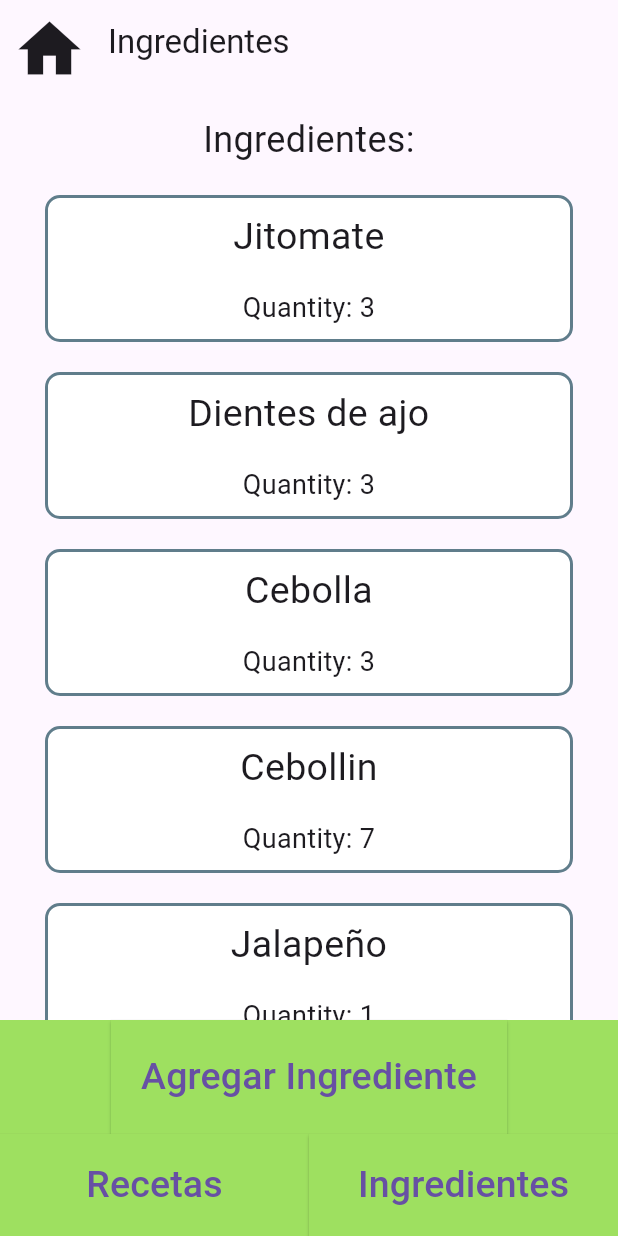
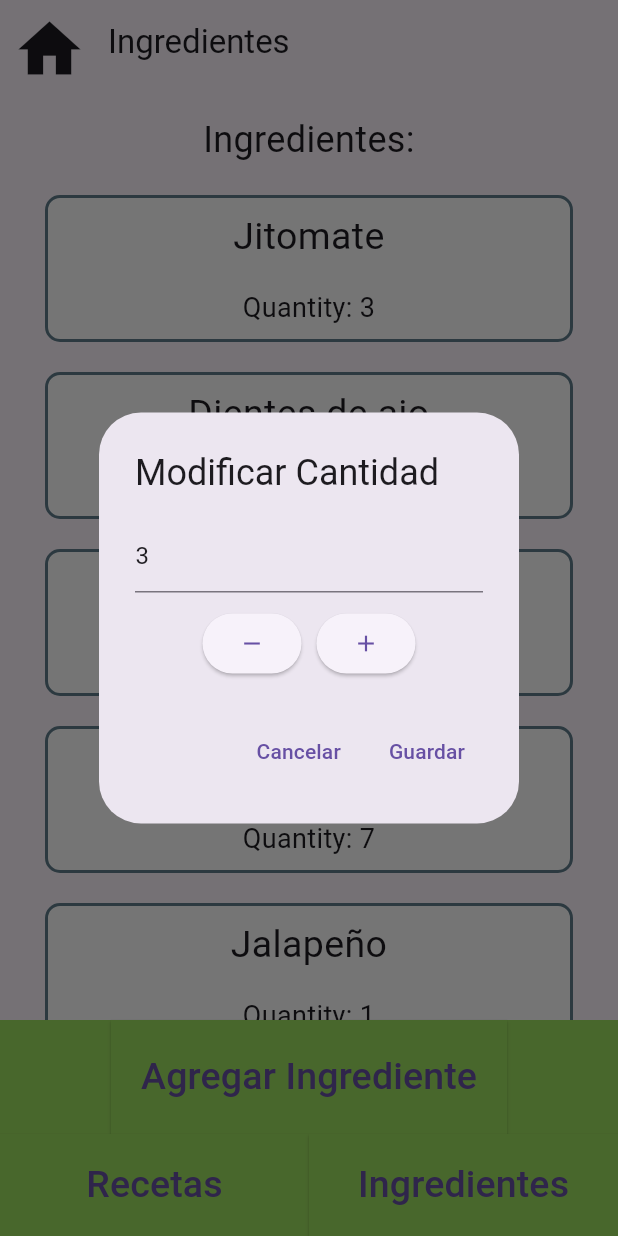
Before and after one commit to ShellXD1/CodeCrafters_dev, a Flutter app: the IngredientesView screen opened by its route, after a tap on "Jitomate", on a phone screen of 412 x 824 dp. Run offline on Flutter 3.47's test engine with Material 3 defaults, Android fonts, the phone set to English and light mode, and no system bars.

Commit message:
Widget para modificar cantidad
Se agrego un widget para modificar los valores de cada ingrediente

```diff
--- a/lib/view/ingredientes.dart
+++ b/lib/view/ingredientes.dart
@@ -43,8 +43,63 @@ class IngredientesView extends StatelessWidget {
                           quantity: ingredient.quantity,
                           name: ingredient.name,
                           onTap: () {
-                            print("Ingrediente '${ingredient.name}' seleccionada");
-                            // Puedes navegar a una nueva pantalla para ver los detalles de la receta aquí
+                            final TextEditingController _quantityController = TextEditingController(text: ingredient.quantity.toString());
+
+                            showDialog(
+                              context: context,
+                              builder: (BuildContext context) {
+                                return AlertDialog(
+                                  title: Text('Modificar Cantidad'),
+                                  content: Column(
+                                    mainAxisSize: MainAxisSize.min,
+                                    children: [
+                                      TextFormField(
+                                        controller: _quantityController,
+                                        keyboardType: TextInputType.number,
+                                      ),
+                                      SizedBox(height: 10.0),
+                                      Row(
+                                        mainAxisAlignment: MainAxisAlignment.center,
+                                        children: [
+                                          ElevatedButton(
+                                            onPressed: () {
+                                              int currentValue = int.tryParse(_quantityController.text) ?? ingredient.quantity;
+                                              _quantityController.text = (currentValue - 1).toString();
+                                            },
+                                            child: Icon(Icons.remove),
+                                          ),
+                                          SizedBox(width: 10.0),
+                                          ElevatedButton(
+                                            onPressed: () {
+                                              int currentValue = int.tryParse(_quantityController.text) ?? ingredient.quantity;
+                                              _quantityController.text = (currentValue + 1).toString();
+                                            },
+                                            child: Icon(Icons.add),
+                                          ),
+                                        ],
+                                      ),
+                                    ],
+                                  ),
+                                  actions: <Widget>[
+                                    TextButton(
+                                      onPressed: () {
+                                        Navigator.of(context).pop();
+                                      },
+                                      child: Text('Cancelar'),
+                                    ),
+                                    TextButton(
+                                      onPressed: () {
+                                        // Aquí puedes hacer lo que necesites con la nueva cantidad
+                                        int newQuantity = int.tryParse(_quantityController.text) ?? ingredient.quantity;
+                                        print('Nueva cantidad para ${ingredient.name}: $newQuantity');
+                                        Navigator.of(context).pop();
+                                      },
+                                      child: Text('Guardar'),
+                                    ),
+                                  ],
+                                );
+                              },
+                            );
                           },
                         ),
 
```
